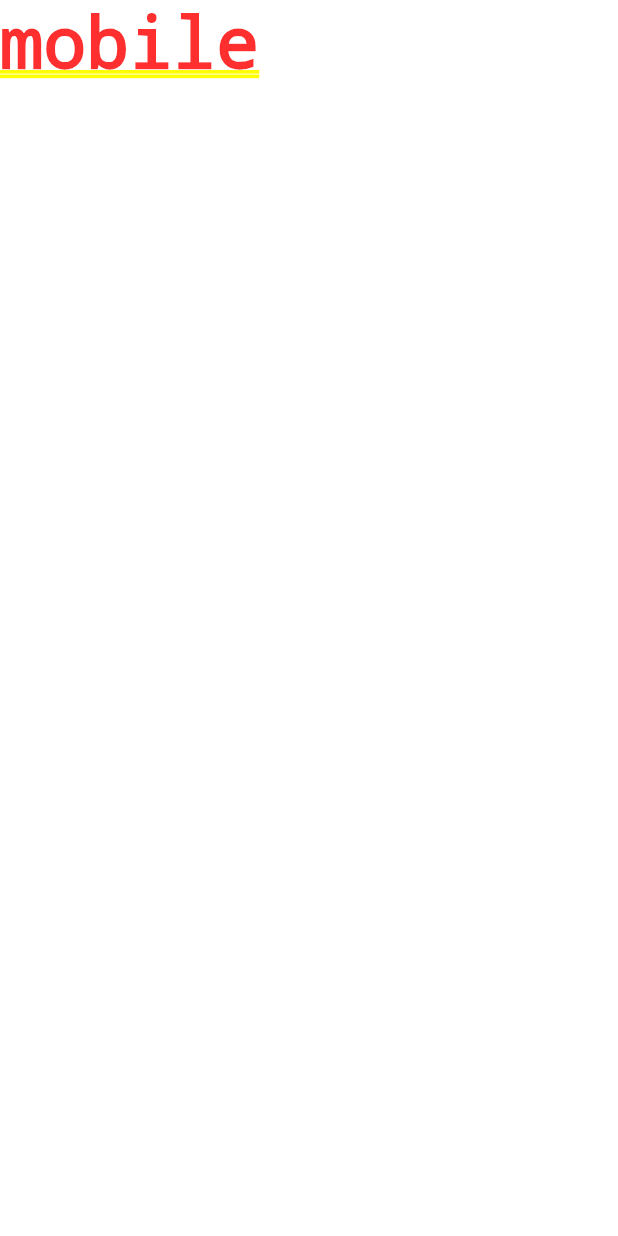
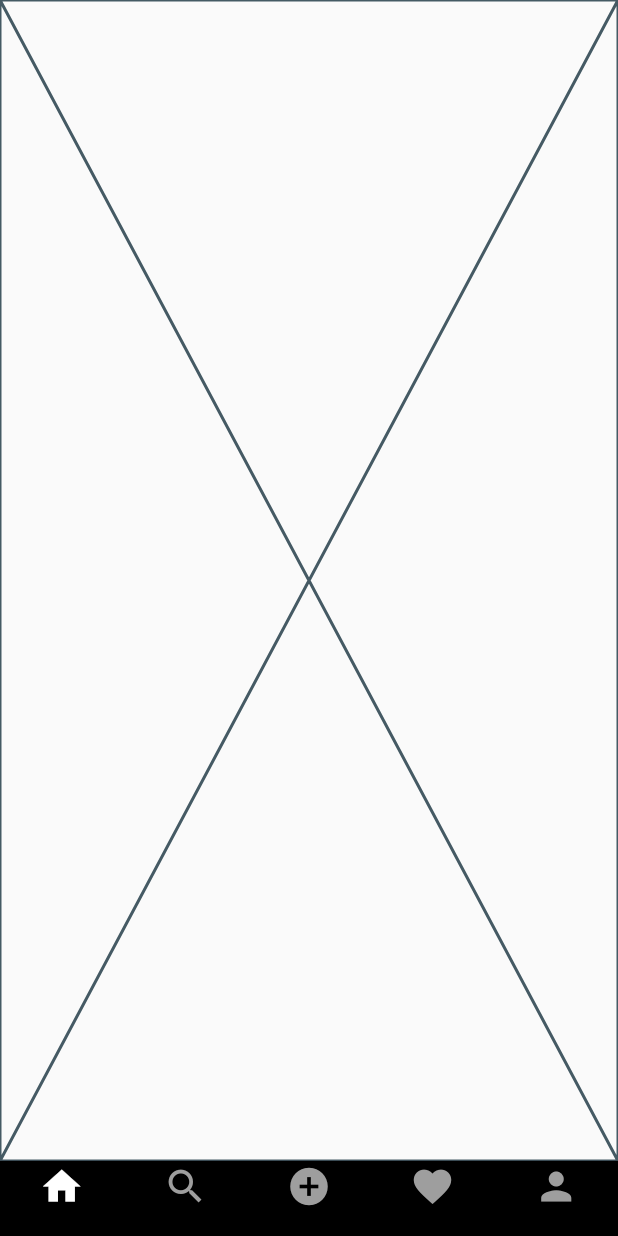
Before and after one commit to Phonekham/flutter----firebase, a Flutter app: the screen it shows once a user with an empty profile is signed in, on a phone screen of 412 x 824 dp. Run offline on Flutter 3.47's test engine with Material 2 defaults, Android fonts, the phone set to English and light mode, and no system bars; our stand-ins replace cloud_firestore, firebase_auth, firebase_core, firebase_storage, flutter_svg, image_picker; accounts and stored records are empty.

Commit message:
mobile bottom bar

```diff
--- a/flutter_instagram/lib/responsive/mobile_screen_layout.dart
+++ b/flutter_instagram/lib/responsive/mobile_screen_layout.dart
@@ -1,6 +1,7 @@
-
-
+import 'package:flutter/cupertino.dart';
 import 'package:flutter/material.dart';
+import 'package:flutter_instagram/utils/colors.dart';
+import 'package:flutter_instagram/utils/global_variable.dart';
 
 class MobileScreenLayout extends StatefulWidget {
   const MobileScreenLayout({super.key});
@@ -10,8 +11,85 @@ class MobileScreenLayout extends StatefulWidget {
 }
 
 class _MobileScreenLayoutState extends State<MobileScreenLayout> {
+  int _page = 0;
+  late PageController pageController; // for tabs animation
+
+  @override
+  void initState() {
+    super.initState();
+    pageController = PageController();
+  }
+
+  @override
+  void dispose() {
+    super.dispose();
+    pageController.dispose();
+  }
+
+  void onPageChanged(int page) {
+    setState(() {
+      _page = page;
+    });
+  }
+
+  void navigationTapped(int page) {
+    //Animating Page
+    pageController.jumpToPage(page);
+  }
+
   @override
   Widget build(BuildContext context) {
-    return  Container(child: Text('mobile'));
+    return Scaffold(
+      body: PageView(
+        controller: pageController,
+        onPageChanged: onPageChanged,
+        children: homeScreenItems,
+      ),
+      bottomNavigationBar: CupertinoTabBar(
+        backgroundColor: mobileBackgroundColor,
+        items: <BottomNavigationBarItem>[
+          BottomNavigationBarItem(
+            icon: Icon(
+              Icons.home,
+              color: (_page == 0) ? primaryColor : secondaryColor,
+            ),
+            label: '',
+            backgroundColor: primaryColor,
+          ),
+          BottomNavigationBarItem(
+              icon: Icon(
+                Icons.search,
+                color: (_page == 1) ? primaryColor : secondaryColor,
+              ),
+              label: '',
+              backgroundColor: primaryColor),
+          BottomNavigationBarItem(
+              icon: Icon(
+                Icons.add_circle,
+                color: (_page == 2) ? primaryColor : secondaryColor,
+              ),
+              label: '',
+              backgroundColor: primaryColor),
+          BottomNavigationBarItem(
+            icon: Icon(
+              Icons.favorite,
+              color: (_page == 3) ? primaryColor : secondaryColor,
+            ),
+            label: '',
+            backgroundColor: primaryColor,
+          ),
+          BottomNavigationBarItem(
+            icon: Icon(
+              Icons.person,
+              color: (_page == 4) ? primaryColor : secondaryColor,
+            ),
+            label: '',
+            backgroundColor: primaryColor,
+          ),
+        ],
+        onTap: navigationTapped,
+        currentIndex: _page,
+      ),
+    );
   }
 }
--- /dev/null
+++ b/flutter_instagram/lib/screens/feed_screen.dart
@@ -0,0 +1,15 @@
+import 'package:flutter/material.dart';
+
+class FeedScreen extends StatefulWidget {
+  const FeedScreen({super.key});
+
+  @override
+  State<FeedScreen> createState() => _FeedScreenState();
+}
+
+class _FeedScreenState extends State<FeedScreen> {
+  @override
+  Widget build(BuildContext context) {
+    return const Placeholder();
+  }
+}
--- a/flutter_instagram/lib/utils/global_variable.dart
+++ b/flutter_instagram/lib/utils/global_variable.dart
@@ -1 +1,18 @@
+import 'package:firebase_auth/firebase_auth.dart';
+import 'package:flutter/material.dart';
+import 'package:flutter_instagram/screens/add_post_screen.dart';
+import 'package:flutter_instagram/screens/feed_screen.dart';
+import 'package:flutter_instagram/screens/profile_screen.dart';
+import 'package:flutter_instagram/screens/search_screen.dart';
+
 const webScreenSize = 600;
+
+List<Widget> homeScreenItems = [
+  const FeedScreen(),
+  const SearchScreen(),
+  const AddPostScreen(),
+  const Text('notifications'),
+  ProfileScreen(
+    uid: FirebaseAuth.instance.currentUser!.uid,
+  ),
+];
```
Also changed, not shown: flutter_instagram/lib/screens/add_post_screen.dart (added, +15 -0 lines), flutter_instagram/lib/screens/comments_screen.dart (added, +15 -0 lines), flutter_instagram/lib/screens/profile_screen.dart (added, +16 -0 lines), flutter_instagram/lib/screens/search_screen.dart (added, +15 -0 lines).
